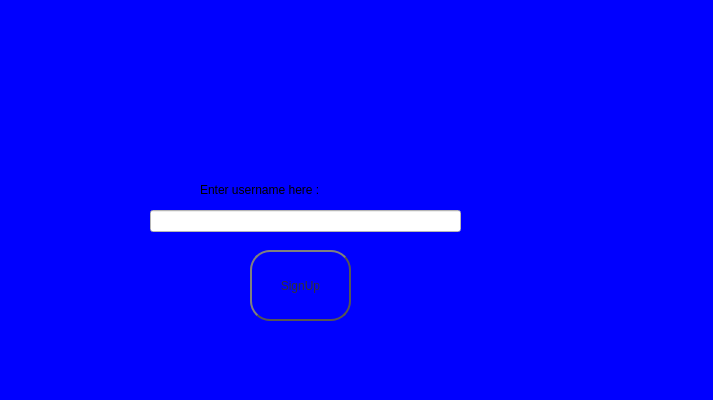
Qt form ProjectModernCpp/SignUpWindow.ui (razvaann2/ProjectModernCpp) before a commit.
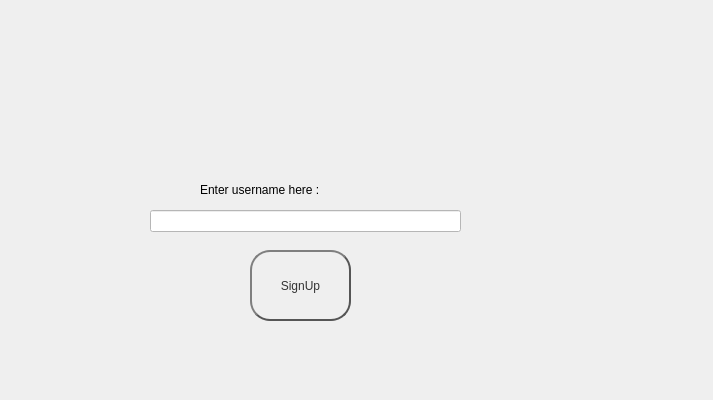
The same form after that commit.

Diff of the .ui file:
```diff
--- a/ProjectModernCpp/SignUpWindow.ui
+++ b/ProjectModernCpp/SignUpWindow.ui
@@ -14,7 +14,7 @@
    <string>SignUpWindow</string>
   </property>
   <property name="styleSheet">
-   <string notr="true">background-color: rgb(0, 0, 255);</string>
+   <string notr="true"/>
   </property>
   <widget class="QLabel" name="label">
    <property name="geometry">
```
